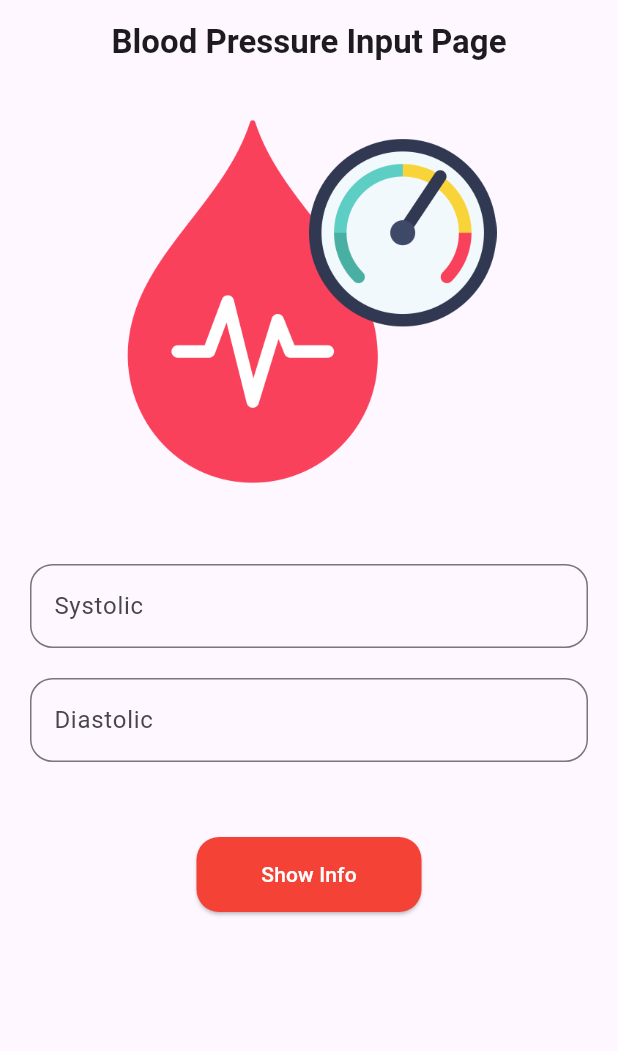
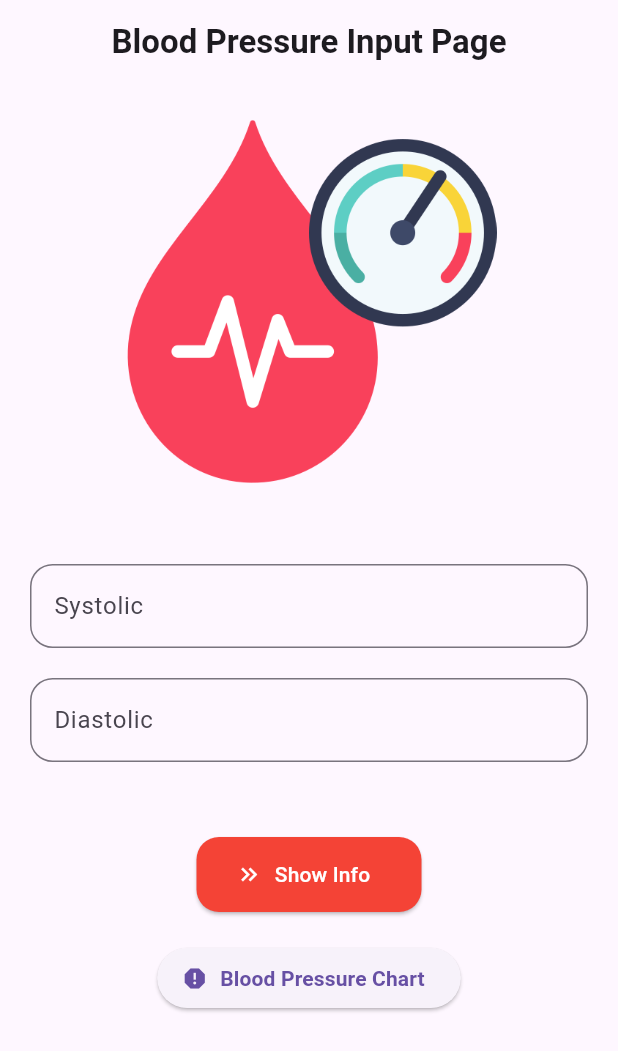
Before and after one commit to Thameera08/Blood-pressure-monitor, a Flutter app: the screen it shows after launch, on a phone screen of 412 x 824 dp. Shown: the top 1051 px of the screen. Run offline on Flutter 3.47's test engine with Material 3 defaults, Android fonts, the phone set to English and light mode, and no system bars; our stand-ins replace gap.

Commit message:
information page

```diff
--- a/lib/home.dart
+++ b/lib/home.dart
@@ -1,5 +1,6 @@
-// ignore_for_file: prefer_const_constructors, sort_child_properties_last
+// ignore_for_file: prefer_const_constructors, sort_child_properties_last, depend_on_referenced_packages
 
+import 'package:blood_pressure/details.dart';
 import 'package:blood_pressure/infopage.dart';
 import 'package:flutter/material.dart';
 import 'package:gap/gap.dart';
@@ -88,9 +89,13 @@ class _HomeScreenState extends State<HomeScreen> {
                         borderRadius: BorderRadius.circular(15.0))),
               ),
               Gap(50),
-              ElevatedButton(
+              ElevatedButton.icon(
                 onPressed: _validateAndNavigate,
-                child: Text(
+                icon: Icon(
+                  Icons.keyboard_double_arrow_right_sharp,
+                  color: Colors.white,
+                ),
+                label: Text(
                   'Show Info',
                   style: TextStyle(
                     color: Colors.white,
@@ -103,6 +108,22 @@ class _HomeScreenState extends State<HomeScreen> {
                     ),
                     minimumSize: Size(150, 50)),
               ),
+              Gap(20),
+              ElevatedButton.icon(
+                  onPressed: () {
+                    Navigator.of(context).pushReplacement(
+                      MaterialPageRoute(
+                        builder: (context) => DetailsPage(),
+                      ),
+                    );
+                  },
+                  icon: Icon(Icons.report),
+                  label: Text(
+                    "Blood Pressure Chart",
+                    style: TextStyle(
+                      fontWeight: FontWeight.bold,
+                    ),
+                  ))
             ],
           ),
         ),
--- a/pubspec.yaml
+++ b/pubspec.yaml
@@ -21,3 +21,4 @@ flutter:
 
   assets:
     - assets/images/bp.png
+    - assets/images/chart.png
```
Also changed, not shown: lib/details.dart (added, +55 -0 lines), assets/images/chart.png (added).
